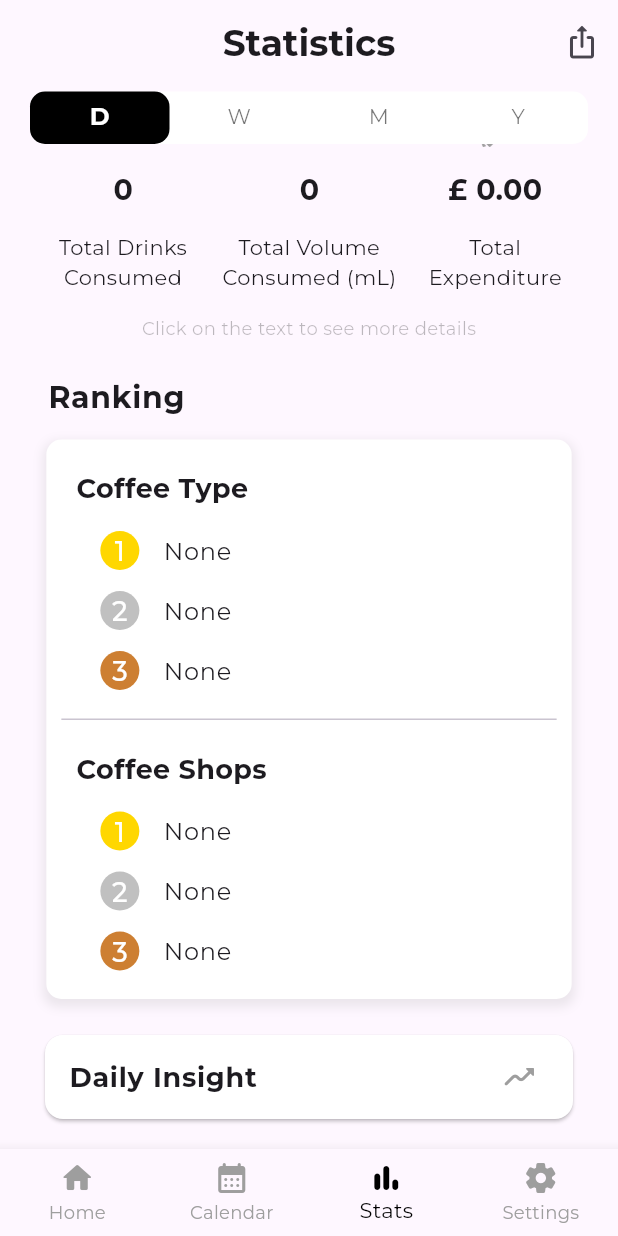
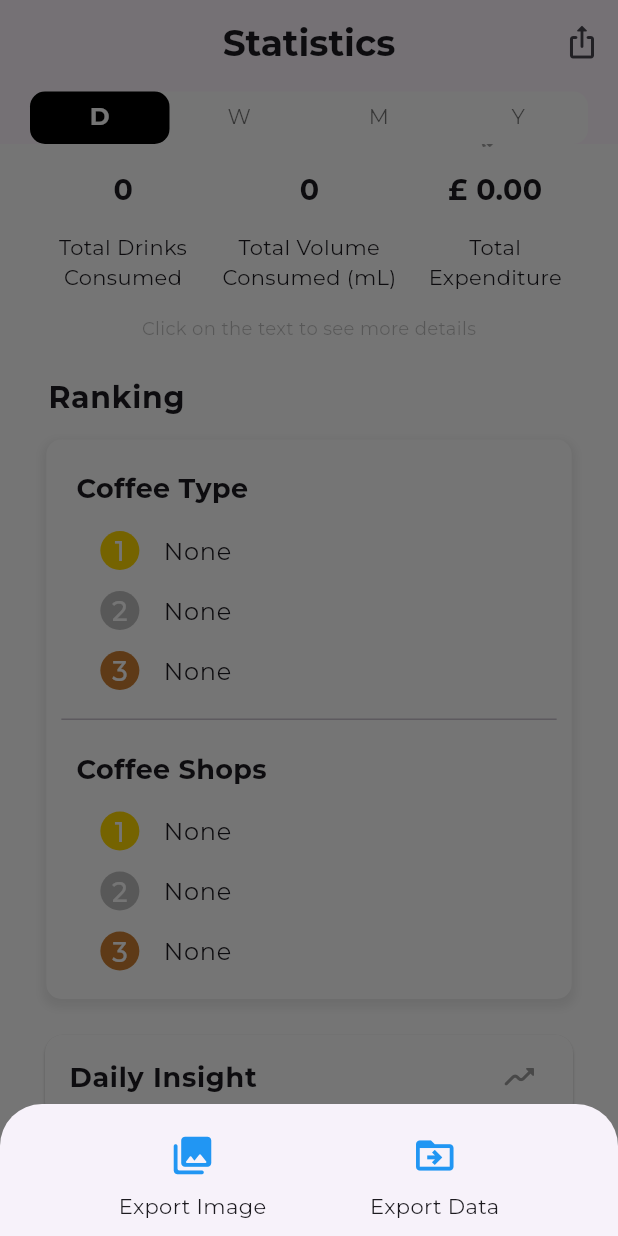
Before and after one commit to KittinatAna/coffeetracker, a Flutter app: the StatisticPage screen opened directly, scrolled down 88 dp, after a tap on the "ios share" icon, on a phone screen of 412 x 824 dp. Run offline on Flutter 3.47's test engine with Material 3 defaults, Android fonts, the light colour scheme and no system bars; our stand-ins replace cloud_firestore, device_info_plus, firebase_core, fl_chart, geocoding, geolocator and 9 more; missing offline and left inert: google_mlkit_text_recognition, tflite_flutter; accounts and stored records are empty.

Commit message:
22072024_0419 Updated Statistic Page (Upload)

```diff
--- a/coffeetracker/lib/screens/stats/statistic.dart
+++ b/coffeetracker/lib/screens/stats/statistic.dart
@@ -1,3 +1,9 @@
+import 'dart:typed_data';
+import 'dart:io';
+import 'dart:ui';
+import 'package:flutter/rendering.dart';
+import 'package:flutter/services.dart';
+import 'package:path_provider/path_provider.dart';
 import 'package:flutter/material.dart';
 import 'package:google_fonts/google_fonts.dart';
 import 'package:intl/intl.dart';
@@ -17,6 +23,7 @@ import 'package:coffeetracker/screens/stats/yearly_insight.dart';
 import 'package:coffeetracker/screens/stats/charts.dart';
 import 'package:screenshot/screenshot.dart';
 import 'package:share_plus/share_plus.dart';
+// import 'package:image_gallery_saver/image_gallery_saver.dart';
 
 class StatisticPage extends StatefulWidget {
   @override
@@ -36,12 +43,20 @@ class _StatisticPageState extends State<StatisticPage> with SingleTickerProvider
   late TabController _tabController;
   DateTime _currentDate = DateTime.now();
   final FirestoreService _firestoreService = FirestoreService();
-  // final screen
+  final GlobalKey _dailyKey = GlobalKey();
+  final GlobalKey _weeklyKey = GlobalKey();
+  final GlobalKey _monthlyKey = GlobalKey();
+  final GlobalKey _yearlyKey = GlobalKey();
+  ScreenshotController screenshotController = ScreenshotController();
 
   @override
   void initState() {
     super.initState();
     _tabController = TabController(length: 4, vsync: this);
+    _tabController.addListener(() {
+      setState(() {});
+    });
+    SystemChrome.setPreferredOrientations([DeviceOrientation.portraitUp]);
   }
 
   @override
@@ -475,8 +490,118 @@ class _StatisticPageState extends State<StatisticPage> with SingleTickerProvider
     );
   }
 
+  void _showShareOptions() {
+    showModalBottomSheet(
+      context: context,
+      builder: (BuildContext context) {
+        return Column(
+          mainAxisSize: MainAxisSize.min,
+          children: <Widget>[
+            Padding(
+              padding: const EdgeInsets.all(10.0),
+              child: Row(
+                mainAxisAlignment: MainAxisAlignment.spaceEvenly,
+                children: [
+                  Column(
+                    children: [
+                      IconButton(
+                        icon: const Icon(Icons.photo_library_rounded, size: 30, color: Colors.blue,),
+                        onPressed: () {
+                          if (_tabController.index == 0) {
+                            _shareStatistics('daily');
+                          } else if (_tabController.index == 1) {
+                            _shareStatistics('weekly');
+                          } else if (_tabController.index == 2) {
+                            _shareStatistics('monthly');
+                          } else if (_tabController.index == 3) {
+                            _shareStatistics('yearly');
+                          } else {
+                          }
+                        }
+                      ),
+                      Text(
+                        'Export Image',
+                        style: GoogleFonts.montserrat(
+                          fontSize: 14,
+                          fontWeight: FontWeight.normal,
+                        ),
+                      )
+                    ],
+                  ),
+                  Column(
+                    children: [
+                      IconButton(
+                        icon: const Icon(Icons.drive_file_move_outline, size: 30, color: Colors.blue,),
+                        onPressed: () {
+                          if (_tabController.index == 0) {
+                            _shareStatistics('daily');
+                          } else if (_tabController.index == 1) {
+                            _shareStatistics('weekly');
+                          } else if (_tabController.index == 2) {
+                            _shareStatistics('monthly');
+                          } else if (_tabController.index == 3) {
+                            _shareStatistics('yearly');
+                          } else {
+                          }
+                        }
+                      ),
+                      Text(
+                        'Export Data',
+                        style: GoogleFonts.montserrat(
+                          fontSize: 14,
+                          fontWeight: FontWeight.normal,
+                        ),
+                      )
+                    ],
+                  ),
+                ],
+              ),
+            ),
+          ],
+        );
+      },
+    );
+  }
 
+Future<Uint8List> capturePng(GlobalKey key) async {
+  RenderRepaintBoundary boundary = key.currentContext!.findRenderObject() as RenderRepaintBoundary;
+  var image = await boundary.toImage(pixelRatio: 3.0);
+  ByteData? byteData = await image.toByteData(format: ImageByteFormat.png);
+  return byteData!.buffer.asUint8List();
+}
 
+void _shareStatistics(String range) async {
+  Navigator.pop(context); // Close the bottom sheet
+  GlobalKey key;
+
+  switch (range) {
+    case 'daily':
+      key = _dailyKey;
+      break;
+    case 'weekly':
+      key = _weeklyKey;
+      break;
+    case 'monthly':
+      key = _monthlyKey;
+      break;
+    case 'yearly':
+      key = _yearlyKey;
+      break;
+    default:
+      return;
+  }
+
+  Uint8List imageData = await capturePng(key);
+  final directory = (await getApplicationDocumentsDirectory()).path;
+  final imgFile = await File('$directory/statistics.png').writeAsBytes(imageData);
+
+  final XFile file = XFile(imgFile.path);
+
+  await Share.shareXFiles(
+    [file],
+    text: 'Here are my coffee statistics in $range',
+  );
+}
 
   @override
   Widget build(BuildContext context) {
@@ -495,9 +620,7 @@ class _StatisticPageState extends State<StatisticPage> with SingleTickerProvider
         actions: [
           IconButton(
             icon: const Icon(Icons.ios_share_rounded),
-            onPressed: () {
-              // Implement share functionality here
-            },
+            onPressed: _showShareOptions,
           ),
         ],
         bottom: PreferredSize(
@@ -593,7 +716,11 @@ class _StatisticPageState extends State<StatisticPage> with SingleTickerProvider
   }
 
   Widget _buildDailyStatistics() {
-    return SingleChildScrollView(
+    return RepaintBoundary(
+      key: _dailyKey,
+      child: Container(
+        color: Colors.white,
+        child: SingleChildScrollView(
           child: Padding(
             padding: const EdgeInsets.all(16.0),
             child: Column(
@@ -616,11 +743,17 @@ class _StatisticPageState extends State<StatisticPage> with SingleTickerProvider
               ],
             ),
           ),
+        ),
+      ),
     );
   }
 
   Widget _buildWeeklyStatistics() {
-    return SingleChildScrollView(
+    return RepaintBoundary(
+      key: _weeklyKey,
+      child: Container(
+        color: Colors.white,
+        child: SingleChildScrollView(
           child: Padding(
             padding: const EdgeInsets.all(16.0),
             child: Column(
@@ -644,11 +777,17 @@ class _StatisticPageState extends State<StatisticPage> with SingleTickerProvider
               ],
             ),
           ),
+        ),
+      ),
     );
   }
 
   Widget _buildMonthlyStatistics() {
-    return SingleChildScrollView(
+    return RepaintBoundary(
+      key: _monthlyKey,
+      child: Container(
+        color: Colors.white,
+        child: SingleChildScrollView(
           child: Padding(
             padding: const EdgeInsets.all(16.0),
             child: Column(
@@ -672,11 +811,17 @@ class _StatisticPageState extends State<StatisticPage> with SingleTickerProvider
               ],
             ),
           ),
+        ),
+      ),
     );
   }
 
   Widget _buildYearlyStatistics() {
-    return SingleChildScrollView(
+    return RepaintBoundary(
+      key: _yearlyKey,
+      child: Container(
+        color: Colors.white,
+        child: SingleChildScrollView(
           child: Padding(
             padding: const EdgeInsets.all(16.0),
             child: Column(
@@ -697,11 +842,9 @@ class _StatisticPageState extends State<StatisticPage> with SingleTickerProvider
                 _buildRanking('year'),
                 const SizedBox(height: 10),
                 _buildYearlyInsight('year'),
-
-            // Future Development
-            // const SizedBox(height: 10),
-            // _buildPredictiveAnalytics('year'),
               ],
+            ),
+          ),
         ),
       ),
     );
--- a/coffeetracker/pubspec.yaml
+++ b/coffeetracker/pubspec.yaml
@@ -55,6 +55,9 @@ dependencies:
   tflite_flutter: ^0.10.4
   screenshot: ^3.0.0
   share_plus: ^9.0.0
+  scroll_screenshot: ^0.0.4
+  image_gallery_saver: ^2.0.3
+  path_provider: ^2.1.3
 
 dev_dependencies:
   flutter_test:
```
Also changed, not shown: coffeetracker/pubspec.lock, 5 other files. Lines whose indentation alone changed are shown as unchanged.
